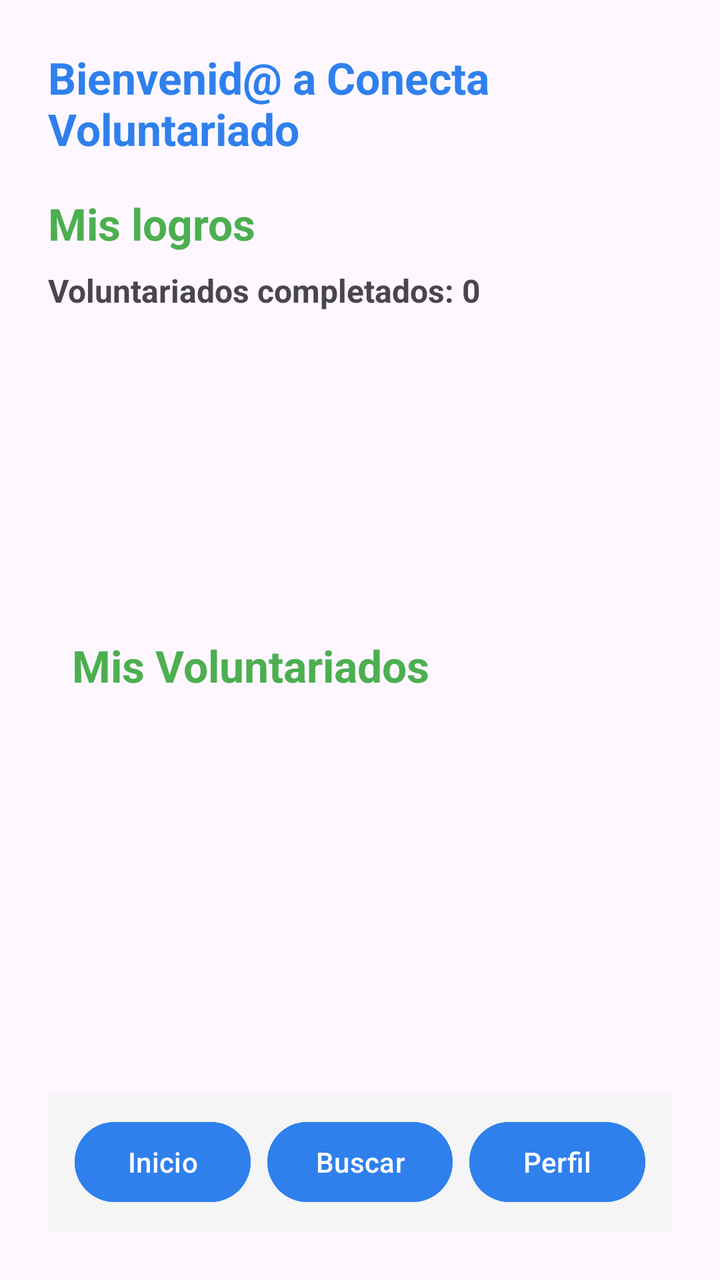
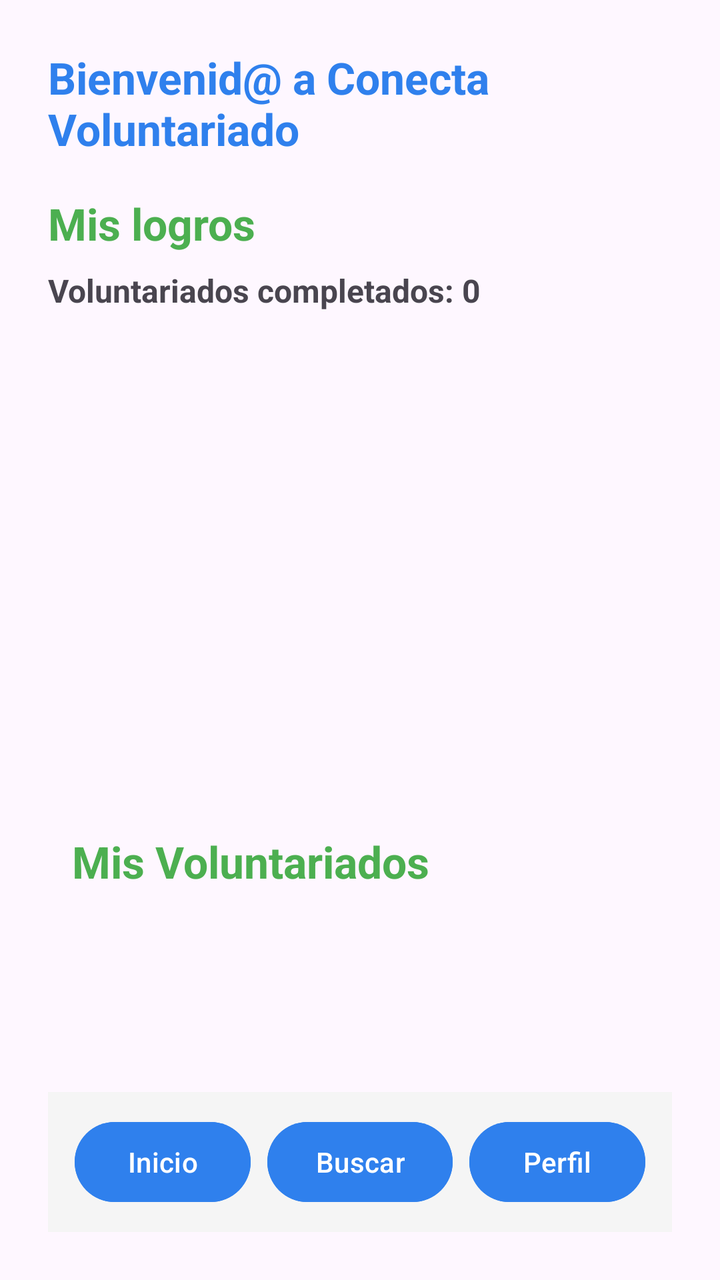

Before-and-after screenshots of an Android layout around one commit, followed by the original layout XML and the change that was made.
<!-- AndroidManifest.xml: application theme Theme.Conecta_Voluntariado_TFG -->
<!-- res/layout/activity_volunteer_home.xml -->
<?xml version="1.0" encoding="utf-8"?>
<androidx.constraintlayout.widget.ConstraintLayout xmlns:android="http://schemas.android.com/apk/res/android"
    xmlns:app="http://schemas.android.com/apk/res-auto"
    xmlns:tools="http://schemas.android.com/tools"
    android:id="@+id/main"
    android:layout_width="match_parent"
    android:layout_height="match_parent"
    android:padding="24dp"
    tools:context=".VolunteerHomeActivity">

    <TextView
        android:layout_width="wrap_content"
        android:layout_height="wrap_content"
        android:id="@+id/tvVolunteerHomeTitle"
        android:text="Bienvenid@ a Conecta Voluntariado"
        android:textColor="@color/brand_blue"
        android:textSize="22sp"
        android:textStyle="bold"
        app:layout_constraintTop_toTopOf="parent"
        app:layout_constraintStart_toStartOf="parent"
        app:layout_constraintEnd_toEndOf="parent" />

    <LinearLayout
        android:layout_width="0dp"
        android:layout_height="wrap_content"
        android:id="@+id/linearLayoutAchievements"
        android:layout_marginTop="10dp"
        android:orientation="vertical"
        app:layout_constraintTop_toBottomOf="@id/tvVolunteerHomeTitle"
        app:layout_constraintStart_toStartOf="parent"
        app:layout_constraintEnd_toEndOf="parent">

        <TextView
            android:layout_width="wrap_content"
            android:layout_height="wrap_content"
            android:text="Mis logros"
            android:layout_marginTop="8dp"
            android:textColor="@color/light_green"
            android:textSize="22sp"
            android:textStyle="bold" />

        <TextView
            android:layout_width="wrap_content"
            android:layout_height="wrap_content"
            android:id="@+id/tvCompletedVolunteerings"
            android:text="Voluntariados completados: 0"
            android:layout_marginTop="8dp"
            android:textSize="16sp"
            android:textStyle="bold" />

        <androidx.recyclerview.widget.RecyclerView
            android:layout_width="match_parent"
            android:layout_height="130dp"
            android:id="@+id/rvAchievements"
            android:layout_marginTop="12dp"
            tools:listitem="@layout/item_achievement" />

    </LinearLayout>

    <LinearLayout
        android:layout_width="0dp"
        android:layout_height="0dp"
        android:id="@+id/linearLayoutBottomContent"
        android:layout_marginTop="10dp"
        android:orientation="horizontal"
        app:layout_constraintTop_toBottomOf="@id/linearLayoutAchievements"
        app:layout_constraintBottom_toTopOf="@id/bottomBar"
        app:layout_constraintStart_toStartOf="parent"
        app:layout_constraintEnd_toEndOf="parent">

        <LinearLayout
            android:layout_width="match_parent"
            android:layout_height="match_parent"
            android:id="@+id/linearLayoutVolunteerings"
            android:orientation="vertical"
            android:layout_weight="1"
            android:paddingStart="12dp">

            <TextView
                android:layout_width="wrap_content"
                android:layout_height="wrap_content"
                android:text="Mis Voluntariados"
                android:layout_marginTop="10dp"
                android:textColor="@color/light_green"
                android:textSize="22sp"
                android:textStyle="bold" />

            <TextView
                android:layout_width="wrap_content"
                android:layout_height="wrap_content"
                android:id="@+id/textEmpty"
                android:text="No hay voluntariados disponibles"
                android:layout_marginTop="16dp"
                android:textSize="16sp"
                android:visibility="gone" />

            <androidx.recyclerview.widget.RecyclerView
                android:id="@+id/rvVolunteerings"
                android:layout_width="match_parent"
                android:layout_height="0dp"
                android:layout_marginTop="5dp"
                android:layout_weight="1"
                tools:listitem="@layout/item_my_volunteering" />

        </LinearLayout>

    </LinearLayout>

    <LinearLayout
        android:layout_width="0dp"
        android:layout_height="70dp"
        android:id="@+id/bottomBar"
        android:background="@color/light_gray"
        android:orientation="horizontal"
        android:padding="8dp"
        android:weightSum="3"
        app:layout_constraintBottom_toBottomOf="parent"
        app:layout_constraintStart_toStartOf="parent"
        app:layout_constraintEnd_toEndOf="parent">

        <LinearLayout
            android:layout_width="0dp"
            android:layout_height="match_parent"
            android:layout_weight="1"
            android:gravity="center"
            android:orientation="vertical">

            <Button
                android:layout_width="wrap_content"
                android:layout_height="wrap_content"
                android:id="@+id/btnHomeVolunteer"
                android:text="Inicio"
                android:backgroundTint="@color/brand_blue" />
        </LinearLayout>

        <LinearLayout
            android:layout_width="0dp"
            android:layout_height="match_parent"
            android:layout_weight="1"
            android:gravity="center"
            android:orientation="vertical">

            <Button
                android:layout_width="wrap_content"
                android:layout_height="wrap_content"
                android:id="@+id/btnSearchVolunteer"
                android:text="Buscar"
                android:backgroundTint="@color/brand_blue" />
        </LinearLayout>

        <LinearLayout
            android:layout_width="0dp"
            android:layout_height="match_parent"
            android:layout_weight="1"
            android:gravity="center"
            android:orientation="vertical">

            <Button
                android:layout_width="wrap_content"
                android:layout_height="wrap_content"
                android:id="@+id/btnProfileVolunteer"
                android:text="Perfil"
                android:backgroundTint="@color/brand_blue" />
        </LinearLayout>

    </LinearLayout>

</androidx.constraintlayout.widget.ConstraintLayout>
<!-- res/layout/item_achievement.xml (included above) -->
<?xml version="1.0" encoding="utf-8"?>
<LinearLayout xmlns:android="http://schemas.android.com/apk/res/android"
    android:layout_width="match_parent"
    android:layout_height="wrap_content"
    android:orientation="vertical"
    android:padding="16dp"
    android:layout_margin="8dp"
    android:background="@color/light_gray">

    <ImageView
        android:layout_width="100dp"
        android:layout_height="100dp"
        android:id="@+id/ivAchievementIcon"
        android:src="@drawable/achievement1"
        android:layout_gravity="center" />

    <TextView
        android:layout_width="match_parent"
        android:layout_height="wrap_content"
        android:id="@+id/tvAchievementTitle"
        android:text="Primera Huella Solidaria"
        android:textColor="@color/light_green"
        android:textSize="20sp"
        android:textStyle="bold"
        android:layout_marginTop="8dp"
         android:gravity="center" />

    <TextView
        android:layout_width="match_parent"
        android:layout_height="wrap_content"
        android:id="@+id/tvAchievementDescription"
        android:layout_marginTop="6dp"
        android:text="¡Enhorabuena! Tu primera experiencia como voluntari@ queda grabada como el inicio de algo maravilloso. Descubriste que ayudar también transforma a quien ayuda"
        android:textSize="14sp"
        android:gravity="center" />

</LinearLayout>
<!-- res/layout/item_my_volunteering.xml (included above) -->
<?xml version="1.0" encoding="utf-8"?>
<LinearLayout xmlns:android="http://schemas.android.com/apk/res/android"
    android:layout_width="match_parent"
    android:layout_height="wrap_content"
    android:orientation="vertical"
    android:padding="24dp"
    android:layout_marginBottom="12dp"
    android:background="@color/white">

    <TextView
        android:layout_width="match_parent"
        android:layout_height="wrap_content"
        android:id="@+id/tvItemTitle"
        android:text="Creando Sonrisas"
        android:textColor="@color/brand_blue"
        android:textSize="18sp"
        android:textStyle="bold" />

    <TextView
        android:layout_width="match_parent"
        android:layout_height="wrap_content"
        android:id="@+id/tvItemDescription"
        android:layout_marginTop="6dp"
        android:text="En este voluntariado realizaremos actividades lúdicas con personas con diversidad funcional" />

    <TextView
        android:layout_width="match_parent"
        android:layout_height="wrap_content"
        android:id="@+id/tvItemCity"
        android:layout_marginTop="6dp"
        android:text="Ciudad: Madrid" />

    <TextView
        android:layout_width="match_parent"
        android:layout_height="wrap_content"
        android:id="@+id/tvItemAddress"
        android:layout_marginTop="6dp"
        android:text="Dirección: Calle del Pez, 5" />

    <TextView
        android:layout_width="match_parent"
        android:layout_height="wrap_content"
        android:id="@+id/tvItemType"
        android:layout_marginTop="6dp"
        android:text="Tipo: Social" />

    <TextView
        android:layout_width="match_parent"
        android:layout_height="wrap_content"
        android:id="@+id/tvItemDate"
        android:layout_marginTop="6dp"
        android:text="Fecha y hora: 01/04/2026 15:00" />

    <TextView
        android:layout_width="match_parent"
        android:layout_height="wrap_content"
        android:id="@+id/tvItemAccessibility"
        android:layout_marginTop="6dp"
        android:text="Accesible para personas con movilidad reducida"
        android:textStyle="bold" />

    <TextView
        android:layout_width="match_parent"
        android:layout_height="wrap_content"
        android:id="@+id/tvItemMinors"
        android:layout_marginTop="6dp"
        android:text="Implica menores (Requiere certificado de delitos sexuales)"
        android:textStyle="bold"
        android:textColor="@color/light_red" />

    <TextView
        android:layout_width="match_parent"
        android:layout_height="wrap_content"
        android:id="@+id/tvItemStatus"
        android:layout_marginTop="6dp"
        android:text="Estado: Inscrito"
        android:textStyle="bold" />

    <Button
        android:layout_width="match_parent"
        android:layout_height="wrap_content"
        android:id="@+id/btnCancelRegistration"
        android:layout_marginTop="15dp"
        android:text="Cancelar inscripción"
        android:backgroundTint="@color/light_red" />

</LinearLayout>
<!-- resources referenced by this layout -->
<resources>
  <color name="brand_blue">#2F80ED</color>
  <color name="light_gray">#F5F5F5</color>
  <color name="light_green">#4CAF50</color>
  <color name="light_red">#D32F2F</color>
  <color name="white">#FFFFFFFF</color>
  <!-- drawable achievement1: png bitmap (drawable, 469043 bytes) -->
  <style name="Theme.Conecta_Voluntariado_TFG" parent="Base.Theme.Conecta_Voluntariado_TFG" />
  <style name="Base.Theme.Conecta_Voluntariado_TFG" parent="Theme.Material3.DayNight.NoActionBar">
          
          
      </style>
</resources>

<!-- the commit's change to res/layout/activity_volunteer_home.xml (unified diff, before → after) -->
@@ -50,9 +50,9 @@
 
         <androidx.recyclerview.widget.RecyclerView
             android:layout_width="match_parent"
-            android:layout_height="130dp"
+            android:layout_height="230dp"
             android:id="@+id/rvAchievements"
-            android:layout_marginTop="12dp"
+            android:layout_marginTop="10dp"
             tools:listitem="@layout/item_achievement" />
 
     </LinearLayout>
@@ -177,8 +177,8 @@
     android:background="@color/light_gray">
 
     <ImageView
-        android:layout_width="100dp"
-        android:layout_height="100dp"
+        android:layout_width="70dp"
+        android:layout_height="70dp"
         android:id="@+id/ivAchievementIcon"
         android:src="@drawable/achievement1"
         android:layout_gravity="center" />
@@ -189,7 +189,7 @@
         android:id="@+id/tvAchievementTitle"
         android:text="Primera Huella Solidaria"
         android:textColor="@color/light_green"
-        android:textSize="20sp"
+        android:textSize="18sp"
         android:textStyle="bold"
         android:layout_marginTop="8dp"
          android:gravity="center" />
